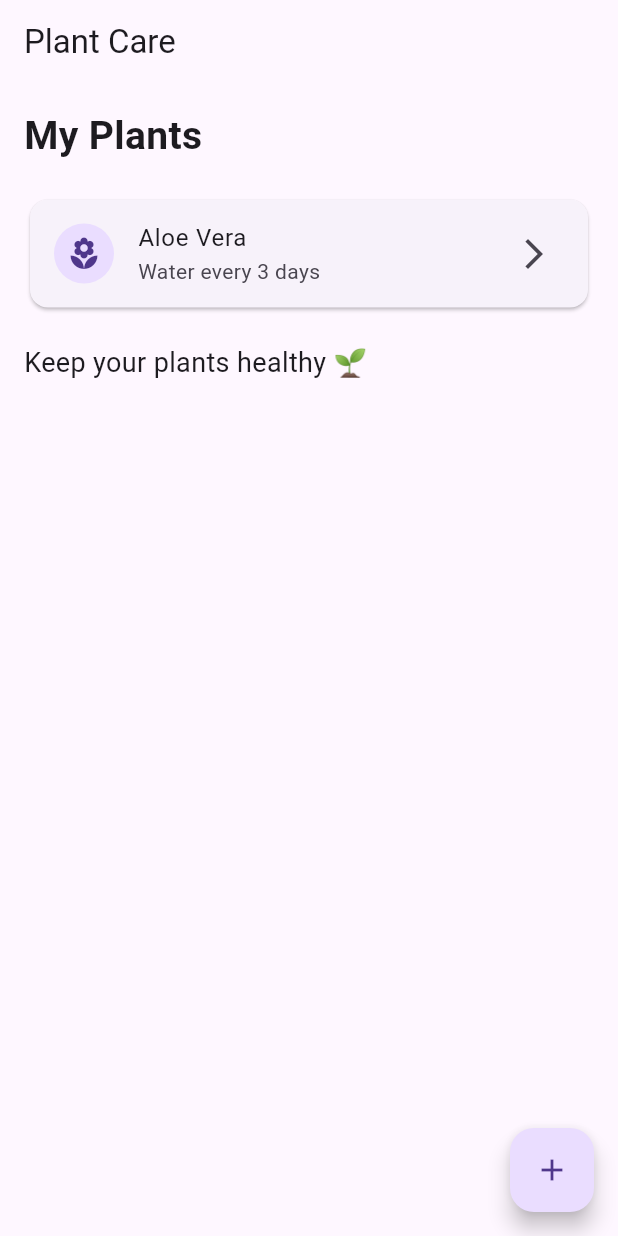
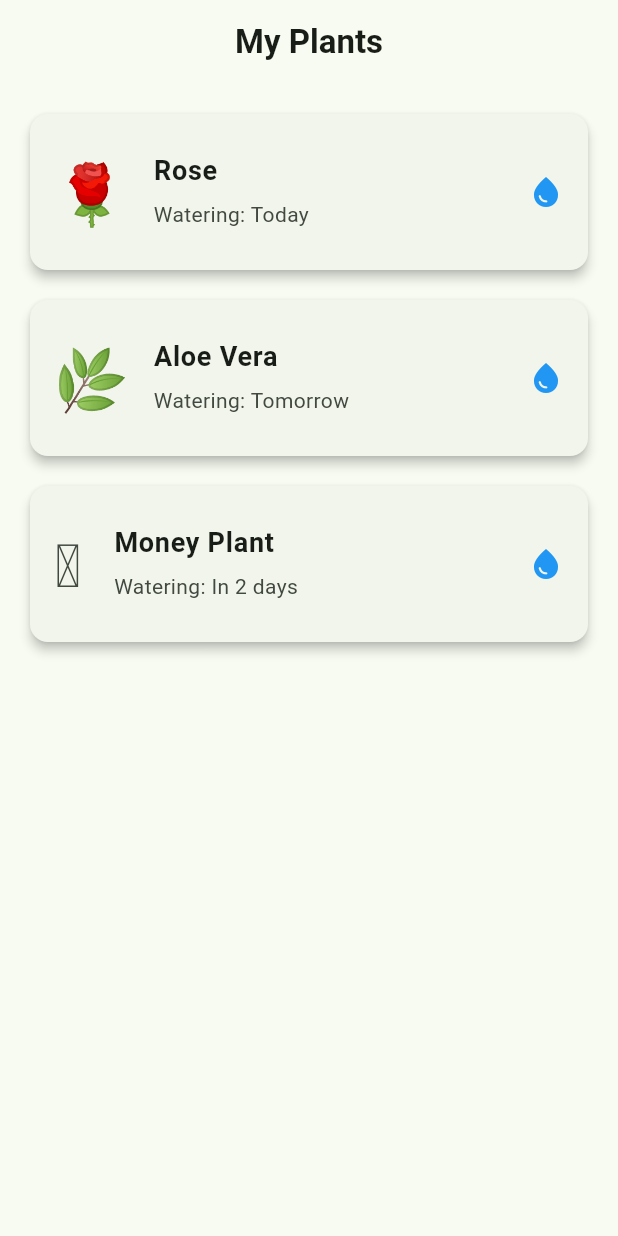
Before and after one commit to tadakaradhika2-art/plant-care-water-reminder, a Flutter app: the screen it shows after launch, on a phone screen of 412 x 824 dp. Run offline on Flutter 3.47's test engine with Material 3 defaults, Android fonts, the phone set to English and light mode, and no system bars.

Commit message:
Create plant list UI

```diff
--- a/lib/main.dart
+++ b/lib/main.dart
@@ -11,24 +11,17 @@ class PlantCareApp extends StatelessWidget {
   Widget build(BuildContext context) {
     return MaterialApp(
       debugShowCheckedModeBanner: false,
-      title: 'Plant Care',
+      title: 'Plant Care Water Reminder',
       theme: ThemeData(
-        primarySwatch: Colors.green,
+        colorScheme: ColorScheme.fromSeed(
+          seedColor: Colors.green,
+        ),
         useMaterial3: true,
       ),
-
-      // Named routes
-      initialRoute: '/',
-      routes: {
-        '/': (context) => const HomeScreen(),
-        '/addPlant': (context) => const AddPlantScreen(),
-        '/details': (context) => const PlantDetailsScreen(),
-      },
+      home: const HomeScreen(),
     );
   }
 }
-
-// ---------------- HOME SCREEN ----------------
 
 class HomeScreen extends StatelessWidget {
   const HomeScreen({super.key});
@@ -37,177 +30,87 @@ class HomeScreen extends StatelessWidget {
   Widget build(BuildContext context) {
     return Scaffold(
       appBar: AppBar(
-        title: const Text('Plant Care'),
-      ),
-
-      body: Padding(
-        padding: const EdgeInsets.all(16),
-        child: Column(
-          crossAxisAlignment: CrossAxisAlignment.start,
-          children: [
-            const Text(
+        title: const Text(
           'My Plants',
           style: TextStyle(
-                fontSize: 26,
             fontWeight: FontWeight.bold,
           ),
         ),
+        centerTitle: true,
+      ),
+      body: ListView(
+        padding: const EdgeInsets.all(16),
+        children: const [
+          PlantCard(
+            plantName: 'Rose',
+            wateringStatus: 'Watering: Today',
+            icon: '🌹',
+          ),
+          SizedBox(height: 12),
 
-            const SizedBox(height: 20),
+          PlantCard(
+            plantName: 'Aloe Vera',
+            wateringStatus: 'Watering: Tomorrow',
+            icon: '🌿',
+          ),
+          SizedBox(height: 12),
 
-            // Plant card
-            Card(
-              child: ListTile(
-                leading: const CircleAvatar(
-                  child: Icon(Icons.local_florist),
-                ),
-                title: const Text('Aloe Vera'),
-                subtitle: const Text('Water every 3 days'),
-                trailing: const Icon(Icons.arrow_forward_ios),
-
-                // Navigate using named route
-                onTap: () {
-                  Navigator.pushNamed(context, '/details');
-                },
-              ),
-            ),
-
-            const SizedBox(height: 20),
-
-            const Text(
-              'Keep your plants healthy 🌱',
-              style: TextStyle(fontSize: 18),
+          PlantCard(
+            plantName: 'Money Plant',
+            wateringStatus: 'Watering: In 2 days',
+            icon: '🪴',
           ),
         ],
-        ),
-      ),
-
-      // Navigate to Add Plant screen
-      floatingActionButton: FloatingActionButton(
-        onPressed: () {
-          Navigator.pushNamed(context, '/addPlant');
-        },
-        child: const Icon(Icons.add),
       ),
     );
   }
 }
 
-// ---------------- ADD PLANT SCREEN ----------------
+class PlantCard extends StatelessWidget {
+  final String plantName;
+  final String wateringStatus;
+  final String icon;
 
-class AddPlantScreen extends StatelessWidget {
-  const AddPlantScreen({super.key});
+  const PlantCard({
+    super.key,
+    required this.plantName,
+    required this.wateringStatus,
+    required this.icon,
+  });
 
   @override
   Widget build(BuildContext context) {
-    return Scaffold(
-      appBar: AppBar(
-        title: const Text('Add Plant'),
+    return Card(
+      elevation: 3,
+      child: ListTile(
+        contentPadding: const EdgeInsets.all(16),
+        leading: Text(
+          icon,
+          style: const TextStyle(
+            fontSize: 40,
           ),
-
-      body: Padding(
-        padding: const EdgeInsets.all(20),
-        child: Column(
-          children: [
-            const Text(
-              'Add a New Plant',
-              style: TextStyle(
-                fontSize: 26,
+        ),
+        title: Text(
+          plantName,
+          style: const TextStyle(
+            fontSize: 18,
             fontWeight: FontWeight.bold,
           ),
         ),
-
-            const SizedBox(height: 30),
-
-            const TextField(
-              decoration: InputDecoration(
-                labelText: 'Plant Name',
-                border: OutlineInputBorder(),
-                prefixIcon: Icon(Icons.local_florist),
+        subtitle: Padding(
+          padding: const EdgeInsets.only(top: 6),
+          child: Text(
+            wateringStatus,
+            style: const TextStyle(
+              fontSize: 14,
             ),
           ),
-
-            const SizedBox(height: 20),
-
-            const TextField(
-              decoration: InputDecoration(
-                labelText: 'Watering Schedule',
-                border: OutlineInputBorder(),
-                prefixIcon: Icon(Icons.water_drop),
         ),
-            ),
-
-            const SizedBox(height: 30),
-
-            ElevatedButton.icon(
-              onPressed: () {
-                Navigator.pop(context);
-              },
-              icon: const Icon(Icons.save),
-              label: const Text('Save Plant'),
-            ),
-          ],
+        trailing: const Icon(
+          Icons.water_drop,
+          color: Colors.blue,
         ),
       ),
     );
   }
 }
-
-// ---------------- PLANT DETAILS SCREEN ----------------
-
-class PlantDetailsScreen extends StatelessWidget {
-  const PlantDetailsScreen({super.key});
-
-  @override
-  Widget build(BuildContext context) {
-    return Scaffold(
-      appBar: AppBar(
-        title: const Text('Plant Details'),
-      ),
-
-      body: Center(
-        child: Card(
-          margin: const EdgeInsets.all(20),
-          child: Padding(
-            padding: const EdgeInsets.all(25),
-            child: Column(
-              mainAxisSize: MainAxisSize.min,
-              children: [
-                const Icon(
-                  Icons.local_florist,
-                  size: 80,
-                ),
-
-                const SizedBox(height: 20),
-
-                const Text(
-                  'Aloe Vera',
-                  style: TextStyle(
-                    fontSize: 28,
-                    fontWeight: FontWeight.bold,
-                  ),
-                ),
-
-                const SizedBox(height: 10),
-
-                const Text(
-                  'Water every 3 days',
-                  style: TextStyle(fontSize: 18),
-                ),
-
-                const SizedBox(height: 20),
-
-                ElevatedButton(
-                  onPressed: () {
-                    Navigator.pop(context);
-                  },
-                  child: const Text('Back'),
-                ),
-              ],
-            ),
-          ),
-        ),
-      ),
-    );
-  }
-}
```
Also changed, not shown: 1 other file. Lines whose indentation alone changed are shown as unchanged.
